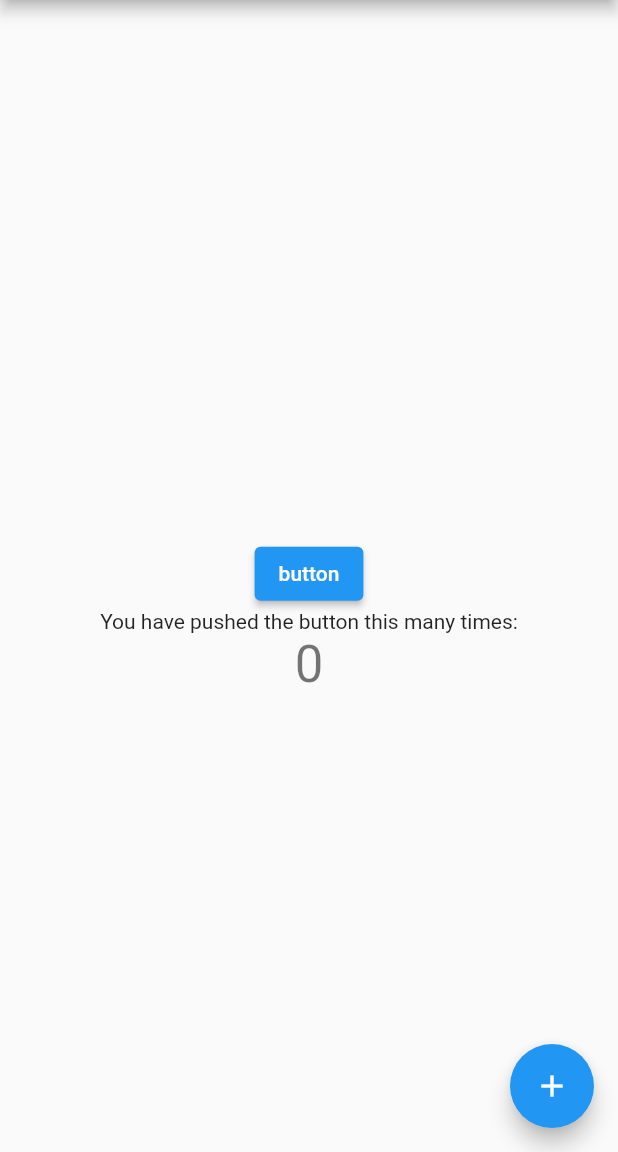
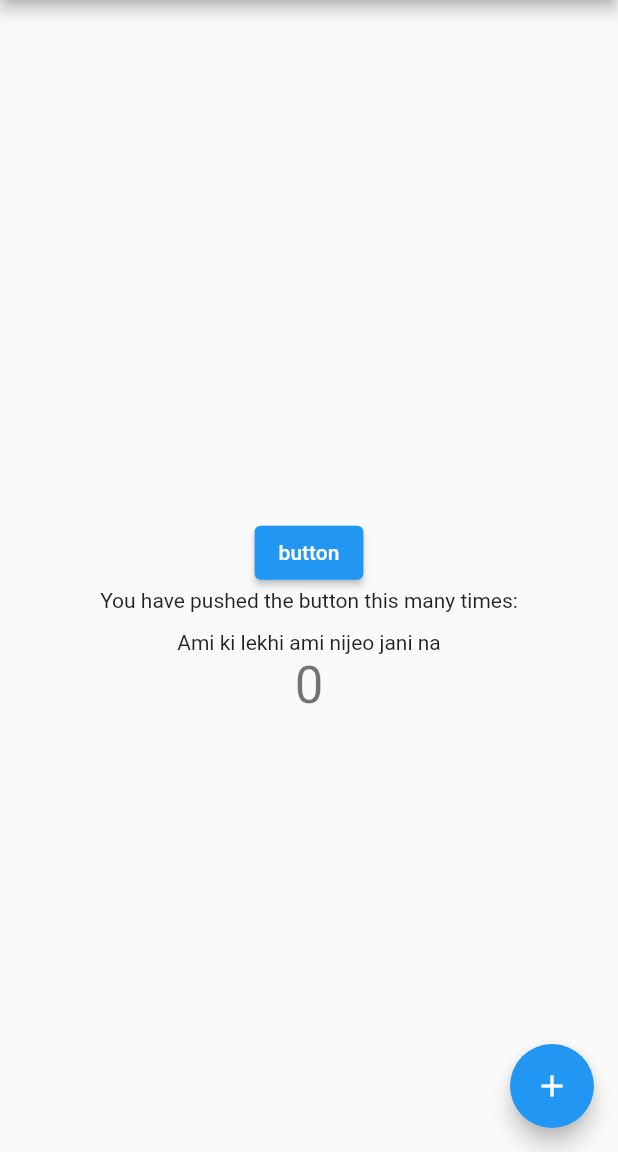
Before and after one commit to ashiqurrahmantamim/TextField, a Flutter app: the screen it shows after launch, on a phone screen of 412 x 824 dp, the part 84-1236 px from its top. Run offline on Flutter 3.47's test engine with Material 2 defaults, Android fonts, the phone set to English and light mode, and no system bars.

Commit message:
third commit

```diff
--- a/lib/main.dart
+++ b/lib/main.dart
@@ -103,6 +103,8 @@ class _MyHomePageState extends State<MyHomePage> {
             const Text(
               'You have pushed the button this many times:',
             ),
+            SizedBox(height: 12,),
+            Text("Ami ki lekhi ami nijeo jani na"),
             Text(
               '$_counter',
               style: Theme.of(context).textTheme.headline4,
```
